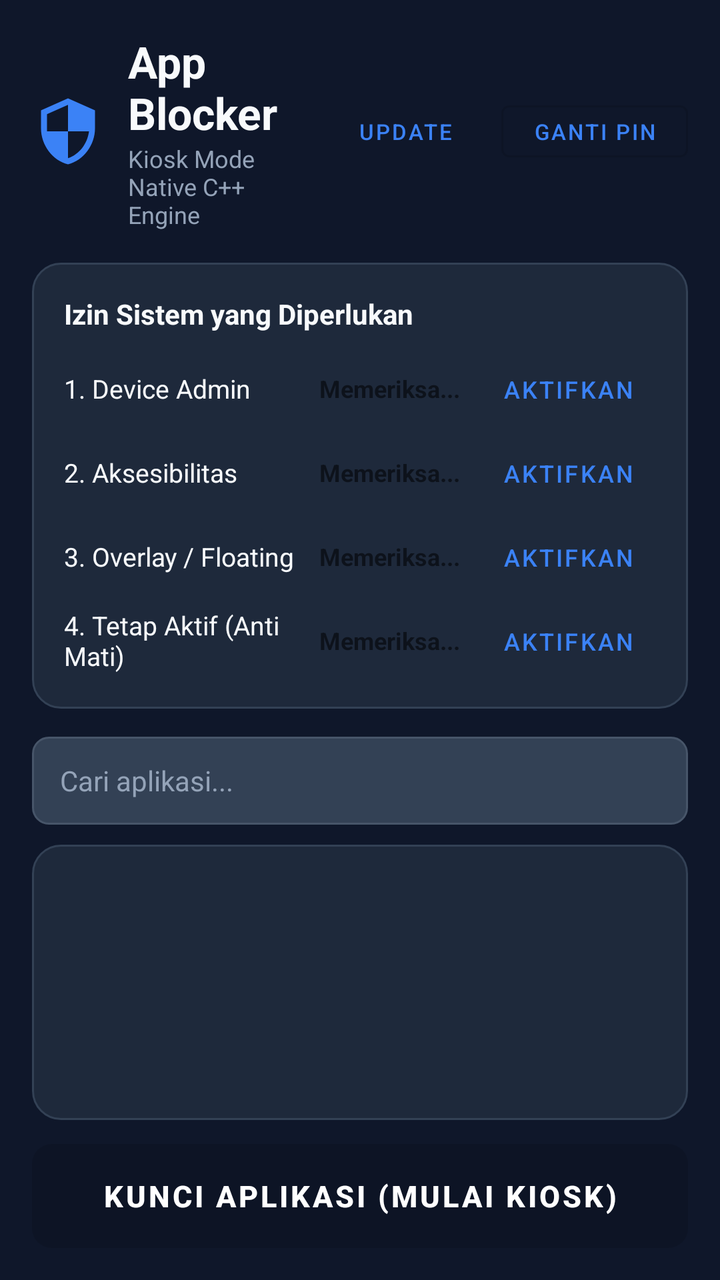
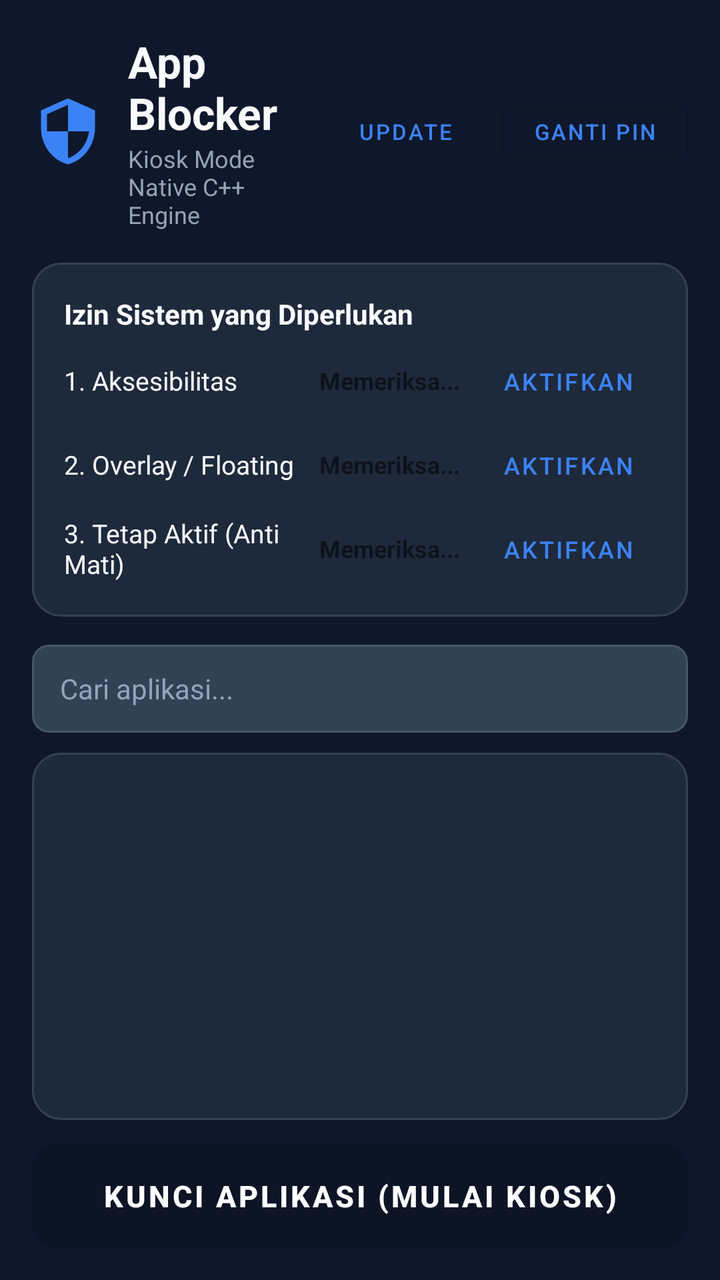

Screens rendered from an Android XML layout before and after an edit, with the pre-edit source and the edit as a unified diff.
<!-- AndroidManifest.xml: application theme Theme.AppBlocker -->
<!-- res/layout/activity_main.xml -->
<?xml version="1.0" encoding="utf-8"?>
<androidx.constraintlayout.widget.ConstraintLayout xmlns:android="http://schemas.android.com/apk/res/android"
    xmlns:app="http://schemas.android.com/apk/res-auto"
    android:layout_width="match_parent"
    android:layout_height="match_parent"
    android:background="@color/background"
    android:padding="16dp">

    
    <LinearLayout
        android:id="@+id/headerLayout"
        android:layout_width="match_parent"
        android:layout_height="wrap_content"
        android:orientation="horizontal"
        android:gravity="center_vertical"
        app:layout_constraintTop_toTopOf="parent"
        app:layout_constraintStart_toStartOf="parent"
        app:layout_constraintEnd_toEndOf="parent">

        <ImageView
            android:layout_width="36dp"
            android:layout_height="36dp"
            android:src="@drawable/ic_shield"
            android:contentDescription="Logo" />

        <LinearLayout
            android:layout_width="0dp"
            android:layout_height="wrap_content"
            android:layout_weight="1"
            android:orientation="vertical"
            android:layout_marginStart="12dp">

            <TextView
                android:layout_width="wrap_content"
                android:layout_height="wrap_content"
                android:text="App Blocker"
                android:textColor="@color/text_primary"
                android:textSize="22sp"
                android:textStyle="bold" />

            <TextView
                android:layout_width="wrap_content"
                android:layout_height="wrap_content"
                android:text="Kiosk Mode Native C++ Engine"
                android:textColor="@color/text_secondary"
                android:textSize="12sp" />
        </LinearLayout>

        <LinearLayout
            android:layout_width="wrap_content"
            android:layout_height="wrap_content"
            android:orientation="horizontal">

            <Button
                android:id="@+id/btnCheckUpdate"
                style="@style/Widget.MaterialComponents.Button.TextButton"
                android:layout_width="wrap_content"
                android:layout_height="38dp"
                android:text="Update"
                android:textColor="@color/accent"
                android:textSize="11sp" />

            <Button
                android:id="@+id/btnOpenChangePin"
                style="@style/Widget.MaterialComponents.Button.OutlinedButton"
                android:layout_width="wrap_content"
                android:layout_height="38dp"
                android:layout_marginStart="4dp"
                android:text="Ganti PIN"
                android:textColor="@color/accent"
                android:textSize="11sp" />
        </LinearLayout>
    </LinearLayout>

    
    <LinearLayout
        android:id="@+id/cardPermissions"
        android:layout_width="match_parent"
        android:layout_height="wrap_content"
        android:layout_marginTop="16dp"
        android:background="@drawable/bg_card"
        android:orientation="vertical"
        android:padding="16dp"
        app:layout_constraintTop_toBottomOf="@id/headerLayout">

        <TextView
            android:layout_width="wrap_content"
            android:layout_height="wrap_content"
            android:text="Izin Sistem yang Diperlukan"
            android:textColor="@color/text_primary"
            android:textSize="14sp"
            android:textStyle="bold" />

        
        <LinearLayout
            android:layout_width="match_parent"
            android:layout_height="wrap_content"
            android:layout_marginTop="10dp"
            android:gravity="center_vertical"
            android:orientation="horizontal">

            <TextView
                android:layout_width="0dp"
                android:layout_height="wrap_content"
                android:layout_weight="1"
                android:text="1. Device Admin"
                android:textColor="@color/text_primary"
                android:textSize="13sp" />

            <TextView
                android:id="@+id/tvStatusAdmin"
                android:layout_width="wrap_content"
                android:layout_height="wrap_content"
                android:layout_marginEnd="10dp"
                android:text="Memeriksa..."
                android:textSize="12sp"
                android:textStyle="bold" />

            <Button
                android:id="@+id/btnGrantAdmin"
                style="@style/Widget.MaterialComponents.Button.TextButton"
                android:layout_width="wrap_content"
                android:layout_height="36dp"
                android:text="Aktifkan"
                android:textColor="@color/accent"
                android:textSize="12sp" />
        </LinearLayout>

        
        <LinearLayout
            android:layout_width="match_parent"
            android:layout_height="wrap_content"
            android:layout_marginTop="6dp"
            android:gravity="center_vertical"
            android:orientation="horizontal">

            <TextView
                android:layout_width="0dp"
                android:layout_height="wrap_content"
                android:layout_weight="1"
                android:text="2. Aksesibilitas"
                android:textColor="@color/text_primary"
                android:textSize="13sp" />

            <TextView
                android:id="@+id/tvStatusAccessibility"
                android:layout_width="wrap_content"
                android:layout_height="wrap_content"
                android:layout_marginEnd="10dp"
                android:text="Memeriksa..."
                android:textSize="12sp"
                android:textStyle="bold" />

            <Button
                android:id="@+id/btnGrantAccessibility"
                style="@style/Widget.MaterialComponents.Button.TextButton"
                android:layout_width="wrap_content"
                android:layout_height="36dp"
                android:text="Aktifkan"
                android:textColor="@color/accent"
                android:textSize="12sp" />
        </LinearLayout>

        
        <LinearLayout
            android:layout_width="match_parent"
            android:layout_height="wrap_content"
            android:layout_marginTop="6dp"
            android:gravity="center_vertical"
            android:orientation="horizontal">

            <TextView
                android:layout_width="0dp"
                android:layout_height="wrap_content"
                android:layout_weight="1"
                android:text="3. Overlay / Floating"
                android:textColor="@color/text_primary"
                android:textSize="13sp" />

            <TextView
                android:id="@+id/tvStatusOverlay"
                android:layout_width="wrap_content"
                android:layout_height="wrap_content"
                android:layout_marginEnd="10dp"
                android:text="Memeriksa..."
                android:textSize="12sp"
                android:textStyle="bold" />

            <Button
                android:id="@+id/btnGrantOverlay"
                style="@style/Widget.MaterialComponents.Button.TextButton"
                android:layout_width="wrap_content"
                android:layout_height="36dp"
                android:text="Aktifkan"
                android:textColor="@color/accent"
                android:textSize="12sp" />
        </LinearLayout>

        
        <LinearLayout
            android:layout_width="match_parent"
            android:layout_height="wrap_content"
            android:layout_marginTop="6dp"
            android:gravity="center_vertical"
            android:orientation="horizontal">

            <TextView
                android:layout_width="0dp"
                android:layout_height="wrap_content"
                android:layout_weight="1"
                android:text="4. Tetap Aktif (Anti Mati)"
                android:textColor="@color/text_primary"
                android:textSize="13sp" />

            <TextView
                android:id="@+id/tvStatusBattery"
                android:layout_width="wrap_content"
                android:layout_height="wrap_content"
                android:layout_marginEnd="10dp"
                android:text="Memeriksa..."
                android:textSize="12sp"
                android:textStyle="bold" />

            <Button
                android:id="@+id/btnGrantBattery"
                style="@style/Widget.MaterialComponents.Button.TextButton"
                android:layout_width="wrap_content"
                android:layout_height="36dp"
                android:text="Aktifkan"
                android:textColor="@color/accent"
                android:textSize="12sp" />
        </LinearLayout>
    </LinearLayout>

    
    <EditText
        android:id="@+id/etSearch"
        android:layout_width="match_parent"
        android:layout_height="44dp"
        android:layout_marginTop="14dp"
        android:background="@drawable/bg_input"
        android:hint="@string/search_hint"
        android:textColorHint="@color/text_secondary"
        android:textColor="@color/text_primary"
        android:textSize="14sp"
        android:paddingStart="14dp"
        android:paddingEnd="14dp"
        android:singleLine="true"
        app:layout_constraintTop_toBottomOf="@id/cardPermissions" />

    
    <FrameLayout
        android:id="@+id/listContainer"
        android:layout_width="match_parent"
        android:layout_height="0dp"
        android:layout_marginTop="10dp"
        android:layout_marginBottom="12dp"
        android:background="@drawable/bg_card"
        app:layout_constraintTop_toBottomOf="@id/etSearch"
        app:layout_constraintBottom_toTopOf="@id/btnStartKiosk">

        <androidx.recyclerview.widget.RecyclerView
            android:id="@+id/rvApps"
            android:layout_width="match_parent"
            android:layout_height="match_parent"
            android:clipToPadding="false"
            android:padding="6dp" />

        <ProgressBar
            android:id="@+id/progressBar"
            android:layout_width="wrap_content"
            android:layout_height="wrap_content"
            android:layout_gravity="center"
            android:visibility="gone" />
    </FrameLayout>

    
    <Button
        android:id="@+id/btnStartKiosk"
        android:layout_width="match_parent"
        android:layout_height="52dp"
        android:background="@drawable/bg_button"
        android:text="@string/btn_start_kiosk"
        android:textColor="@color/white"
        android:textStyle="bold"
        android:textSize="15sp"
        android:enabled="false"
        app:layout_constraintBottom_toBottomOf="parent" />

</androidx.constraintlayout.widget.ConstraintLayout>
<!-- resources referenced by this layout -->
<resources>
  <color name="accent">#3B82F6</color>
  <color name="background">#0F172A</color>
  <color name="text_primary">#F8FAFC</color>
  <color name="text_secondary">#94A3B8</color>
  <color name="white">#FFFFFF</color>
  <!-- drawable bg_button (drawable) -->
  <?xml version="1.0" encoding="utf-8"?>
  <shape xmlns:android="http://schemas.android.com/apk/res/android"
      android:shape="rectangle">
      <solid android:color="@color/accent" />
      <corners android:radius="10dp" />
  </shape>
  <!-- drawable bg_card (drawable) -->
  <?xml version="1.0" encoding="utf-8"?>
  <shape xmlns:android="http://schemas.android.com/apk/res/android"
      android:shape="rectangle">
      <solid android:color="@color/card_bg" />
      <corners android:radius="14dp" />
      <stroke
          android:width="1dp"
          android:color="#334155" />
  </shape>
  <!-- drawable bg_input (drawable) -->
  <?xml version="1.0" encoding="utf-8"?>
  <shape xmlns:android="http://schemas.android.com/apk/res/android"
      android:shape="rectangle">
      <solid android:color="@color/input_bg" />
      <corners android:radius="8dp" />
      <stroke
          android:width="1dp"
          android:color="#475569" />
  </shape>
  <!-- drawable ic_shield (drawable) -->
  <vector xmlns:android="http://schemas.android.com/apk/res/android"
      android:width="24dp"
      android:height="24dp"
      android:viewportWidth="24"
      android:viewportHeight="24">
      <path
          android:fillColor="#3B82F6"
          android:pathData="M12,1L3,5v6c0,5.55 3.84,10.74 9,12 5.16,-1.26 9,-6.45 9,-12V5l-9,-4zm0,10.99h7c-0.53,4.12 -3.28,7.79 -7,8.94V12H5V6.3l7,-3.11v8.8z"/>
  </vector>
  <string name="btn_start_kiosk">Kunci Aplikasi (Mulai Kiosk)</string>
  <string name="search_hint">Cari aplikasi...</string>
  <style name="Theme.AppBlocker" parent="Theme.MaterialComponents.DayNight.NoActionBar">
          <item name="colorPrimary">@color/accent</item>
          <item name="colorPrimaryVariant">@color/accent_dark</item>
          <item name="colorOnPrimary">@color/white</item>
          <item name="android:windowBackground">@color/background</item>
          <item name="android:statusBarColor">@color/primary_variant</item>
      </style>
  <color name="card_bg">#1E293B</color>
  <color name="input_bg">#334155</color>
  <color name="accent_dark">#2563EB</color>
  <color name="primary_variant">#0F172A</color>
</resources>

<!-- the commit's change to res/layout/activity_main.xml (unified diff, before → after) -->
@@ -95,7 +95,7 @@
         <LinearLayout
             android:layout_width="match_parent"
             android:layout_height="wrap_content"
-            android:layout_marginTop="10dp"
+            android:layout_marginTop="6dp"
             android:gravity="center_vertical"
             android:orientation="horizontal">
 
@@ -103,12 +103,12 @@
                 android:layout_width="0dp"
                 android:layout_height="wrap_content"
                 android:layout_weight="1"
-                android:text="1. Device Admin"
+                android:text="1. Aksesibilitas"
                 android:textColor="@color/text_primary"
                 android:textSize="13sp" />
 
             <TextView
-                android:id="@+id/tvStatusAdmin"
+                android:id="@+id/tvStatusAccessibility"
                 android:layout_width="wrap_content"
                 android:layout_height="wrap_content"
                 android:layout_marginEnd="10dp"
@@ -117,7 +117,7 @@
                 android:textStyle="bold" />
 
             <Button
-                android:id="@+id/btnGrantAdmin"
+                android:id="@+id/btnGrantAccessibility"
                 style="@style/Widget.MaterialComponents.Button.TextButton"
                 android:layout_width="wrap_content"
                 android:layout_height="36dp"
@@ -138,12 +138,12 @@
                 android:layout_width="0dp"
                 android:layout_height="wrap_content"
                 android:layout_weight="1"
-                android:text="2. Aksesibilitas"
+                android:text="2. Overlay / Floating"
                 android:textColor="@color/text_primary"
                 android:textSize="13sp" />
 
             <TextView
-                android:id="@+id/tvStatusAccessibility"
+                android:id="@+id/tvStatusOverlay"
                 android:layout_width="wrap_content"
                 android:layout_height="wrap_content"
                 android:layout_marginEnd="10dp"
@@ -152,7 +152,7 @@
                 android:textStyle="bold" />
 
             <Button
-                android:id="@+id/btnGrantAccessibility"
+                android:id="@+id/btnGrantOverlay"
                 style="@style/Widget.MaterialComponents.Button.TextButton"
                 android:layout_width="wrap_content"
                 android:layout_height="36dp"
@@ -173,42 +173,7 @@
                 android:layout_width="0dp"
                 android:layout_height="wrap_content"
                 android:layout_weight="1"
-                android:text="3. Overlay / Floating"
-                android:textColor="@color/text_primary"
-                android:textSize="13sp" />
-
-            <TextView
-                android:id="@+id/tvStatusOverlay"
-                android:layout_width="wrap_content"
-                android:layout_height="wrap_content"
-                android:layout_marginEnd="10dp"
-                android:text="Memeriksa..."
-                android:textSize="12sp"
-                android:textStyle="bold" />
-
-            <Button
-                android:id="@+id/btnGrantOverlay"
-                style="@style/Widget.MaterialComponents.Button.TextButton"
-                android:layout_width="wrap_content"
-                android:layout_height="36dp"
-                android:text="Aktifkan"
-                android:textColor="@color/accent"
-                android:textSize="12sp" />
-        </LinearLayout>
-
-        
-        <LinearLayout
-            android:layout_width="match_parent"
-            android:layout_height="wrap_content"
-            android:layout_marginTop="6dp"
-            android:gravity="center_vertical"
-            android:orientation="horizontal">
-
-            <TextView
-                android:layout_width="0dp"
-                android:layout_height="wrap_content"
-                android:layout_weight="1"
-                android:text="4. Tetap Aktif (Anti Mati)"
+                android:text="3. Tetap Aktif (Anti Mati)"
                 android:textColor="@color/text_primary"
                 android:textSize="13sp" />
 
